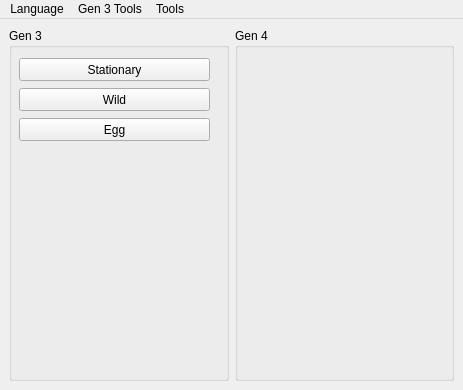
Admiral-Fish/PokeFinder, file Forms/MainWindow.ui: the form before one commit.
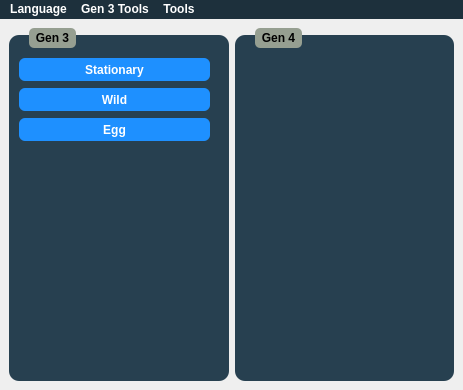
The form after the commit. Icons and pictures are not drawn.

Commit message: MainWindow style

What changed in the file:
```diff
--- a/Forms/MainWindow.ui
+++ b/Forms/MainWindow.ui
@@ -35,6 +35,53 @@
    <iconset>
     <normaloff>../pokefinder.ico</normaloff>../pokefinder.ico</iconset>
   </property>
+  <property name="styleSheet">
+   <string notr="true">QGroupBox {
+	background-color: #274050;
+	border-radius: 10px;
+	margin-top: 7px;
+	font-family: &quot;Myriad Pro&quot;, Montserrat;
+	font-weight: 500;
+}
+
+.QGroupBox * {
+	font-family: &quot;Myriad Pro&quot;, Montserrat;
+	font-weight: 500;
+}
+
+QGroupBox::title {
+	subcontrol-origin: margin;
+	left: 20px;
+	padding: 3px 5px 3px 5px;
+	background-color: #969F91;
+	border-radius: 5px;
+}
+
+QPushButton {
+	border: none;
+	border-radius: 6px;
+	color: white;
+	background-color: DodgerBlue;
+}
+
+QMenuBar {
+	color: white;
+	background-color: #1D303C;
+	font-family: &quot;Myriad Pro&quot;, Montserrat;
+	font-weight: 500;
+}
+
+QMenu {
+	color: white;
+	background-color: #1D303C;
+	font-family: &quot;Myriad Pro&quot;, Montserrat;
+	font-weight: 500;
+}
+
+QMenu::item::selected {
+	background: #003941;
+}</string>
+  </property>
   <widget class="QWidget" name="centralwidget">
    <layout class="QGridLayout" name="gridLayout">
     <item row="0" column="0">
@@ -98,7 +145,7 @@
      <x>0</x>
      <y>0</y>
      <width>463</width>
-     <height>21</height>
+     <height>20</height>
     </rect>
    </property>
    <widget class="QMenu" name="menuLanguage">
@@ -113,7 +160,7 @@
     <addaction name="actionResearcher"/>
     <addaction name="actionPandora"/>
    </widget>
-   <widget class="QMenu" name="menuGen_3_Tools">
+   <widget class="QMenu" name="menuGen3Tools">
     <property name="title">
      <string>Gen 3 Tools</string>
     </property>
@@ -125,7 +172,7 @@
     <addaction name="actionPID_to_IV"/>
    </widget>
    <addaction name="menuLanguage"/>
-   <addaction name="menuGen_3_Tools"/>
+   <addaction name="menuGen3Tools"/>
    <addaction name="menuTools"/>
   </widget>
   <action name="actionResearcher">
```
